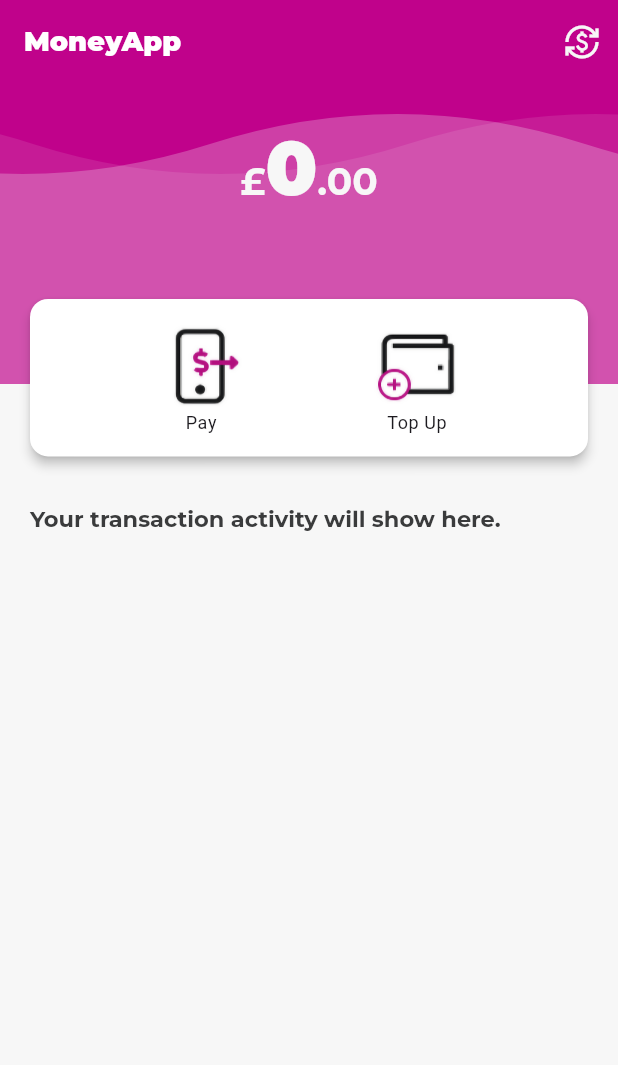
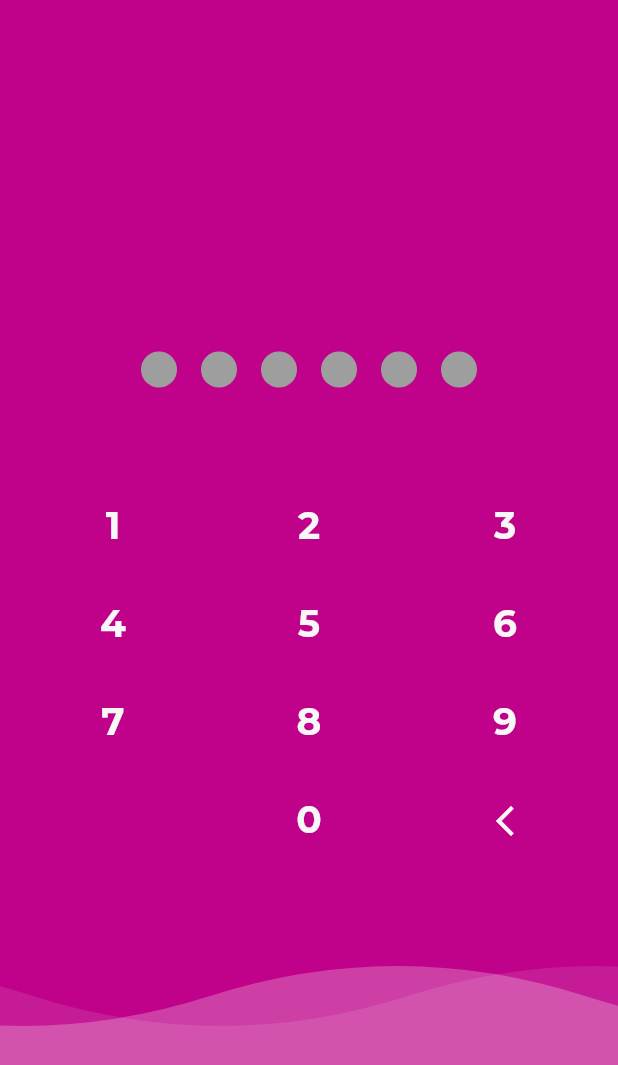
Before and after one commit to jamesrhyspotter/obviously_test, a Flutter app: the screen it shows after launch, on a phone screen of 412 x 824 dp. Shown: the top 1065 px of the screen. Run offline on Flutter 3.47's test engine with Material 3 defaults, Android fonts, the phone set to English and light mode, and no system bars; drawn by our look-alikes of delayed_display, liquid_pull_to_refresh; our stand-ins replace bloc, cloud_firestore, firebase_core, flutter_bloc, google_fonts, loading_animation_widget; missing offline and left inert: checkmark, rive_splash_screen; accounts and stored records are empty.

Commit message:
Added very basic password screen for demo purposes - pass 000000

```diff
--- a/lib/app/animations/waves.dart
+++ b/lib/app/animations/waves.dart
@@ -32,7 +32,10 @@ class _WaveAnimationState extends State<WaveAnimation>
 
   @override
   Widget build(BuildContext context) {
-    return WaveStack(animation: animation);
+    return SizedBox(
+        height: 200,
+        width: MediaQuery.of(context).size.width,
+        child: WaveStack(animation: animation));
   }
 }
 
--- a/lib/features/payment/widgets/keypad.dart
+++ b/lib/app/widgets/keypad.dart
@@ -3,8 +3,9 @@ import 'package:flutter/services.dart';
 
 class KeyPad extends StatelessWidget {
   final Function(String) handleInput;
+  final bool showDecimal;
 
-  const KeyPad({super.key, required this.handleInput});
+  const KeyPad({super.key, required this.handleInput, this.showDecimal = true});
 
   @override
   Widget build(BuildContext context) {
@@ -27,15 +28,18 @@ class KeyPad extends StatelessWidget {
               child: Text('$i', style: theme.textTheme.displayMedium),
             ),
           ),
+
         Padding(
           padding: const EdgeInsets.all(8.0),
-          child: TextButton(
+          child: showDecimal ?
+
+          TextButton(
             onPressed: () {
               HapticFeedback.lightImpact();
               handleInput('.');
             },
             child: Text('.', style: theme.textTheme.displayMedium),
-          ),
+          ): const SizedBox(),
         ),
         Padding(
           padding: const EdgeInsets.all(8.0),
--- /dev/null
+++ b/lib/features/password_screen/bloc/password_event.dart
@@ -0,0 +1,6 @@
+abstract class PasswordEvent {}
+
+class HandlePassInput extends PasswordEvent {
+  final String input;
+  HandlePassInput({required this.input});
+}
--- /dev/null
+++ b/lib/features/password_screen/bloc/password_state.dart
@@ -0,0 +1,16 @@
+class PasswordState {
+  final bool authenticated;
+  final String input;
+  final bool passError;
+
+  const PasswordState(
+      {this.authenticated = false, this.input = '', this.passError = false});
+
+  PasswordState copyWith(
+      {bool? authenticated, String? input, bool? passError}) {
+    return PasswordState(
+        authenticated: authenticated ?? this.authenticated,
+        input: input ?? this.input,
+        passError: passError ?? this.passError);
+  }
+}
--- /dev/null
+++ b/lib/features/password_screen/views /password_screen.dart
@@ -0,0 +1,56 @@
+import 'package:flutter/material.dart';
+import 'package:flutter_bloc/flutter_bloc.dart';
+import 'package:obviously_test_final/app/animations/waves.dart';
+import 'package:obviously_test_final/app/helpers/navigation_helper.dart';
+import 'package:obviously_test_final/app/widgets/loading_widget.dart';
+import 'package:obviously_test_final/features/password_screen/bloc/password_bloc.dart';
+import 'package:obviously_test_final/features/password_screen/bloc/password_event.dart';
+import 'package:obviously_test_final/features/password_screen/bloc/password_state.dart';
+import 'package:obviously_test_final/features/password_screen/widgets/password_indicator.dart';
+import 'package:obviously_test_final/app/widgets/keypad.dart';
+import 'package:obviously_test_final/features/transactions/view/transactions_main_view.dart';
+
+class PasswordScreen extends StatelessWidget {
+  const PasswordScreen({super.key});
+
+  @override
+  Widget build(BuildContext context) {
+    final theme = Theme.of(context);
+    return BlocBuilder<PasswordBloc, PasswordState>(
+      builder: (context, state) {
+        if (state.authenticated) {
+          return const TransactionsMainView();
+        }
+        return Scaffold(
+          backgroundColor: theme.primaryColor,
+          body: Stack(
+            children: [
+              const Positioned(bottom: 0, child: WaveAnimation()),
+              Column(
+                crossAxisAlignment: CrossAxisAlignment.start,
+                mainAxisAlignment: MainAxisAlignment.center,
+                children: [
+                  PasswordIndicator(
+                    filledCircles: state.input.length,
+                    filledColor: state.passError ? Colors.red : null,
+                  ),
+                  const SizedBox(
+                    height: 50,
+                  ),
+                  KeyPad(
+                    handleInput: (input) {
+                      context
+                          .read<PasswordBloc>()
+                          .add(HandlePassInput(input: input));
+                    },
+                    showDecimal: false,
+                  ),
+                ],
+              ),
+            ],
+          ),
+        );
+      },
+    );
+  }
+}
--- /dev/null
+++ b/lib/features/password_screen/widgets/password_indicator.dart
@@ -0,0 +1,33 @@
+import 'package:flutter/material.dart';
+
+class PasswordIndicator extends StatelessWidget {
+  final int filledCircles; // Number of filled circles
+  final int totalCircles; // Total number of circles (password length)
+  final Color? filledColor;
+  const PasswordIndicator({
+    super.key,
+    required this.filledCircles,
+    this.filledColor,
+    this.totalCircles = 6, // Default to a 6-character password length
+  });
+
+  @override
+  Widget build(BuildContext context) {
+    final theme = Theme.of(context);
+    return Row(
+      mainAxisAlignment: MainAxisAlignment.center,
+      children: List.generate(totalCircles, (index) {
+        return Padding(
+          padding: const EdgeInsets.symmetric(
+              horizontal: 8.0), // Add spacing between circles
+          child: CircleAvatar(
+            radius: 12.0, // Size of the circles
+            backgroundColor: index < filledCircles
+                ? filledColor ?? theme.highlightColor // Filled circle
+                : Colors.grey, // Empty circle
+          ),
+        );
+      }),
+    );
+  }
+}
--- a/lib/features/payment/view/amount_input_screen.dart
+++ b/lib/features/payment/view/amount_input_screen.dart
@@ -1,7 +1,7 @@
 import 'package:flutter/material.dart';
 import 'package:flutter/services.dart';
 import 'package:obviously_test_final/app/widgets/balance_text.dart';
-import 'package:obviously_test_final/features/payment/widgets/keypad.dart';
+import 'package:obviously_test_final/app/widgets/keypad.dart';
 import 'package:obviously_test_final/features/transactions/models/transaction_model.dart';
 
 class AmountInputScreen extends StatelessWidget {
--- a/lib/features/transactions/widgets/transactions_header.dart
+++ b/lib/features/transactions/widgets/transactions_header.dart
@@ -12,15 +12,11 @@ class TransactionsHeader extends StatelessWidget {
     final theme = Theme.of(context);
     return Stack(
       children: [
-
         Container(
           color: theme.primaryColor,
           height: 200,
         ),
-        SizedBox(
-          height: 200,
-           width: MediaQuery.of(context).size.width,
-          child: const WaveAnimation()),
+        const WaveAnimation(),
         SizedBox(
           height: 280,
           width: MediaQuery.of(context).size.width,
--- a/lib/main.dart
+++ b/lib/main.dart
@@ -2,6 +2,8 @@ import 'package:firebase_core/firebase_core.dart';
 import 'package:flutter/material.dart';
 import 'package:flutter_bloc/flutter_bloc.dart';
 import 'package:obviously_test_final/features/currency_converter/bloc/conversion_bloc.dart';
+import 'package:obviously_test_final/features/password_screen/bloc/password_bloc.dart';
+import 'package:obviously_test_final/features/password_screen/views%20/password_screen.dart';
 import 'package:obviously_test_final/features/payment/bloc/payment_bloc.dart';
 import 'package:obviously_test_final/features/transactions/bloc/transaction_bloc.dart';
 import 'package:obviously_test_final/features/transactions/view/transactions_main_view.dart';
@@ -27,6 +29,9 @@ class MyApp extends StatelessWidget {
   Widget build(BuildContext context) {
     return MultiBlocProvider(
       providers: [
+        BlocProvider<PasswordBloc>(
+          create: (_) => PasswordBloc(),
+        ),
         BlocProvider<TransactionBloc>(
           create: (context) => TransactionBloc(),
         ),
@@ -35,7 +40,7 @@ class MyApp extends StatelessWidget {
         ),
         BlocProvider(
           create: (context) => PaymentBloc(),
-        )
+        ),
       ],
       child: MaterialApp(
         debugShowCheckedModeBanner: false,
@@ -43,7 +48,7 @@ class MyApp extends StatelessWidget {
         theme: Themes.mainTheme,
         home: SplashScreen.navigate(
           name: 'assets/rive/rive_logo.riv',
-          next: (_) => const TransactionsMainView(),
+          next: (_) => const PasswordScreen(),
           until: () => Future.delayed(const Duration(seconds: 1)),
           startAnimation: 'deactivated',
           endAnimation: 'activating',
```
Also changed, not shown: lib/app/animations/ripple.dart (added, +19 -0 lines), lib/features/password_screen/bloc/password_bloc.dart (added, +26 -0 lines).
